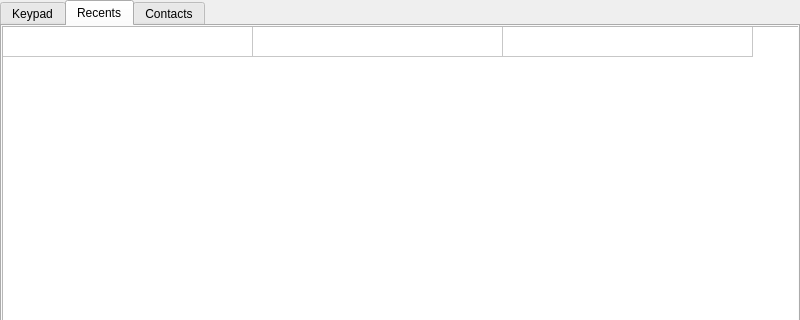
YehiaEhab16/FOTA_Graduation-Project-2022, file RPI/GUI/UI/Phone.ui: the form before one commit; both pictures show x 0 to 800 and y 0 to 320 of the 800 by 480 pixel window.
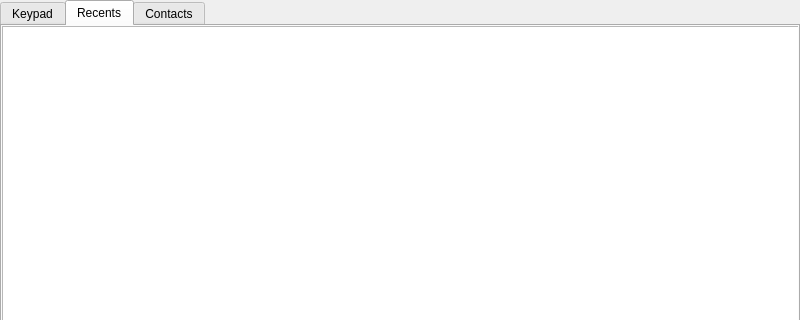
The form after the commit. The open tabs and pages were chosen to show the change. Icons and pictures are not drawn.

Commit message: Phone Implementation -> Contacts Tab

```diff
--- a/RPI/GUI/UI/Phone.ui
+++ b/RPI/GUI/UI/Phone.ui
@@ -1822,11 +1822,6 @@
     <attribute name="verticalHeaderCascadingSectionResizes">
      <bool>false</bool>
     </attribute>
-    <row>
-     <property name="text">
-      <string>Row 1</string>
-     </property>
-    </row>
     <column>
      <property name="text">
       <string>Name</string>
@@ -1842,21 +1837,6 @@
       <string>Date</string>
      </property>
     </column>
-    <item row="0" column="0">
-     <property name="text">
-      <string/>
-     </property>
-    </item>
-    <item row="0" column="1">
-     <property name="text">
-      <string/>
-     </property>
-    </item>
-    <item row="0" column="2">
-     <property name="text">
-      <string/>
-     </property>
-    </item>
    </widget>
   </widget>
   <widget class="QWidget" name="tab_2">
```
Left out of the diff: 15 changed lines with no effect on the pictures. The commit also changes 2 other files.
